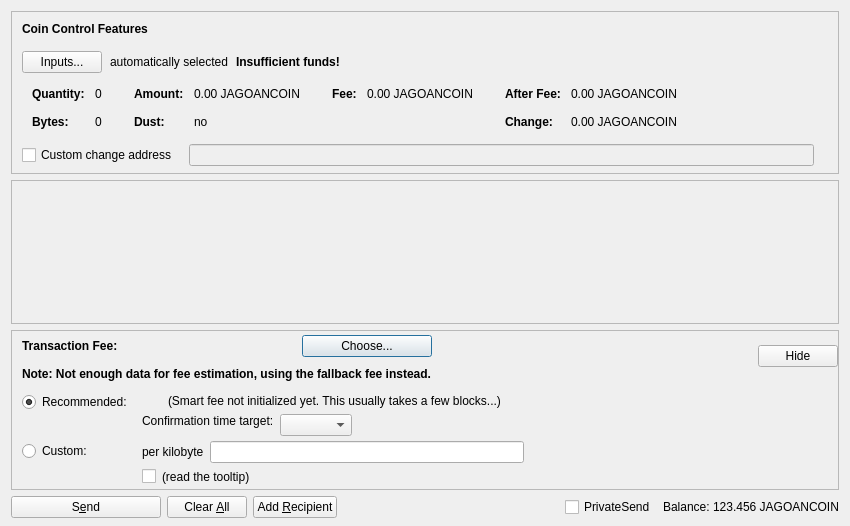
rusliko/cdcs, file src/qt/forms/sendcoinsdialog.ui: the form before one commit.
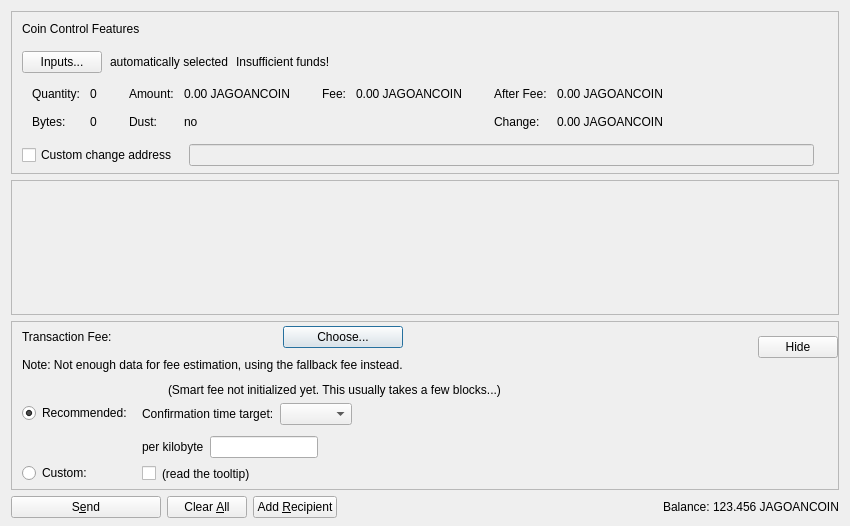
The form after the commit. Custom widgets are drawn as their Qt base class.

What changed in the file:
```diff
--- a/src/qt/forms/sendcoinsdialog.ui
+++ b/src/qt/forms/sendcoinsdialog.ui
@@ -77,15 +77,6 @@
               <verstretch>0</verstretch>
              </sizepolicy>
             </property>
-            <property name="font">
-             <font>
-              <weight>75</weight>
-              <bold>true</bold>
-             </font>
-            </property>
-            <property name="styleSheet">
-             <string notr="true">font-weight:bold;</string>
-            </property>
             <property name="text">
              <string>Coin Control Features</string>
             </property>
@@ -126,15 +117,6 @@
           </item>
           <item>
            <widget class="QLabel" name="labelCoinControlInsuffFunds">
-            <property name="font">
-             <font>
-              <weight>75</weight>
-              <bold>true</bold>
-             </font>
-            </property>
-            <property name="styleSheet">
-             <string notr="true">font-weight:bold;</string>
-            </property>
             <property name="text">
              <string>Insufficient funds!</string>
             </property>
@@ -218,12 +200,6 @@
                </property>
                <item row="0" column="0">
                 <widget class="QLabel" name="labelCoinControlQuantityText">
-                 <property name="font">
-                  <font>
-                   <weight>75</weight>
-                   <bold>true</bold>
-                  </font>
-                 </property>
                  <property name="text">
                   <string>Quantity:</string>
                  </property>
@@ -253,12 +229,6 @@
                </item>
                <item row="1" column="0">
                 <widget class="QLabel" name="labelCoinControlBytesText">
-                 <property name="font">
-                  <font>
-                   <weight>75</weight>
-                   <bold>true</bold>
-                  </font>
-                 </property>
                  <property name="text">
                   <string>Bytes:</string>
                  </property>
@@ -301,12 +271,6 @@
                </property>
                <item row="0" column="0">
                 <widget class="QLabel" name="labelCoinControlAmountText">
-                 <property name="font">
-                  <font>
-                   <weight>75</weight>
-                   <bold>true</bold>
-                  </font>
-                 </property>
                  <property name="text">
                   <string>Amount:</string>
                  </property>
@@ -333,12 +297,6 @@
                </item>
                <item row="1" column="0">
                 <widget class="QLabel" name="labelCoinControlLowOutputText">
-                 <property name="font">
-                  <font>
-                   <weight>75</weight>
-                   <bold>true</bold>
-                  </font>
-                 </property>
                  <property name="text">
                   <string>Dust:</string>
                  </property>
@@ -381,12 +339,6 @@
                </property>
                <item row="0" column="0">
                 <widget class="QLabel" name="labelCoinControlFeeText">
-                 <property name="font">
-                  <font>
-                   <weight>75</weight>
-                   <bold>true</bold>
-                  </font>
-                 </property>
                  <property name="text">
                   <string>Fee:</string>
                  </property>
@@ -432,12 +384,6 @@
                </property>
                <item row="0" column="0">
                 <widget class="QLabel" name="labelCoinControlAfterFeeText">
-                 <property name="font">
-                  <font>
-                   <weight>75</weight>
-                   <bold>true</bold>
-                  </font>
-                 </property>
                  <property name="text">
                   <string>After Fee:</string>
                  </property>
@@ -464,12 +410,6 @@
                </item>
                <item row="1" column="0">
                 <widget class="QLabel" name="labelCoinControlChangeText">
-                 <property name="font">
-                  <font>
-                   <weight>75</weight>
-                   <bold>true</bold>
-                  </font>
-                 </property>
                  <property name="text">
                   <string>Change:</string>
                  </property>
@@ -588,7 +528,7 @@
         <x>0</x>
         <y>0</y>
         <width>830</width>
-        <height>68</height>
+        <height>104</height>
        </rect>
       </property>
       <layout class="QVBoxLayout" name="verticalLayout_2" stretch="0,1">
@@ -714,15 +654,6 @@
                   <verstretch>0</verstretch>
                  </sizepolicy>
                 </property>
-                <property name="font">
-                 <font>
-                  <weight>75</weight>
-                  <bold>true</bold>
-                 </font>
-                </property>
-                <property name="styleSheet">
-                 <string notr="true">font-weight:bold;</string>
-                </property>
                 <property name="text">
                  <string>Transaction Fee:</string>
                 </property>
@@ -759,12 +690,6 @@
             </item>
             <item>
              <widget class="QLabel" name="fallbackFeeWarningLabel">
-              <property name="font">
-               <font>
-                <weight>75</weight>
-                <bold>true</bold>
-               </font>
-              </property>
               <property name="toolTip">
                <string>Using the fallbackfee can result in sending a transaction that will take several hours or days (or never) to confirm. Consider choosing your fee manually or wait until you have validated the complete chain.</string>
               </property>
@@ -853,8 +778,11 @@
                <property name="spacing">
                 <number>6</number>
                </property>
+               <property name="topMargin">
+                <number>3</number>
+               </property>
                <item>
-                <layout class="QHBoxLayout" name="horizontalLayoutFee13">
+                <layout class="QHBoxLayout" name="horizontalLayoutFee13" stretch="0,0,1">
                  <item>
                   <widget class="QLabel" name="labelCustomPerKilobyte">
                    <property name="toolTip">
@@ -930,6 +858,12 @@
              </item>
              <item row="0" column="0">
               <layout class="QVBoxLayout" name="verticalLayoutFee4" stretch="0,1">
+               <property name="topMargin">
+                <number>20</number>
+               </property>
+               <property name="bottomMargin">
+                <number>3</number>
+               </property>
                <item>
                 <widget class="QRadioButton" name="radioSmartFee">
                  <property name="text">
@@ -960,6 +894,9 @@
              </item>
              <item row="1" column="0">
               <layout class="QVBoxLayout" name="verticalLayoutFee9" stretch="0,1">
+               <property name="topMargin">
+                <number>30</number>
+               </property>
                <item>
                 <widget class="QRadioButton" name="radioCustomFee">
                  <property name="text">
@@ -991,7 +928,10 @@
                 <number>6</number>
                </property>
                <property name="topMargin">
-                <number>2</number>
+                <number>0</number>
+               </property>
+               <property name="bottomMargin">
+                <number>3</number>
                </property>
                <item>
                 <layout class="QHBoxLayout" name="horizontalLayoutFee12">
@@ -1051,19 +991,6 @@
                      </property>
                     </widget>
                    </item>
-                   <item>
-                    <spacer name="verticalSpacer_3">
-                     <property name="orientation">
-                      <enum>Qt::Vertical</enum>
-                     </property>
-                     <property name="sizeHint" stdset="0">
-                      <size>
-                       <width>1</width>
-                       <height>1</height>
-                      </size>
-                     </property>
-                    </spacer>
-                   </item>
                   </layout>
                  </item>
                  <item>
@@ -1211,23 +1138,7 @@
         <number>3</number>
        </property>
        <item>
-        <widget class="QCheckBox" name="checkUsePrivateSend">
-         <property name="minimumSize">
-          <size>
-           <width>95</width>
-           <height>0</height>
-          </size>
-         </property>
-         <property name="text">
-          <string>PrivateSend</string>
-         </property>
-         <property name="checked">
-          <bool>false</bool>
-         </property>
-        </widget>
-       </item>
-       <item>
-        <widget class="QLabel" name="label">
+        <widget class="QLabel" name="labelBalanceText">
          <property name="text">
           <string>Balance:</string>
          </property>
@@ -1236,7 +1147,7 @@
        <item>
         <widget class="QLabel" name="labelBalance">
          <property name="sizePolicy">
-          <sizepolicy hsizetype="Preferred" vsizetype="Fixed">
+          <sizepolicy hsizetype="Preferred" vsizetype="Preferred">
            <horstretch>0</horstretch>
            <verstretch>0</verstretch>
           </sizepolicy>
```
Left out of the diff: 6 changed lines with no effect on the pictures.
